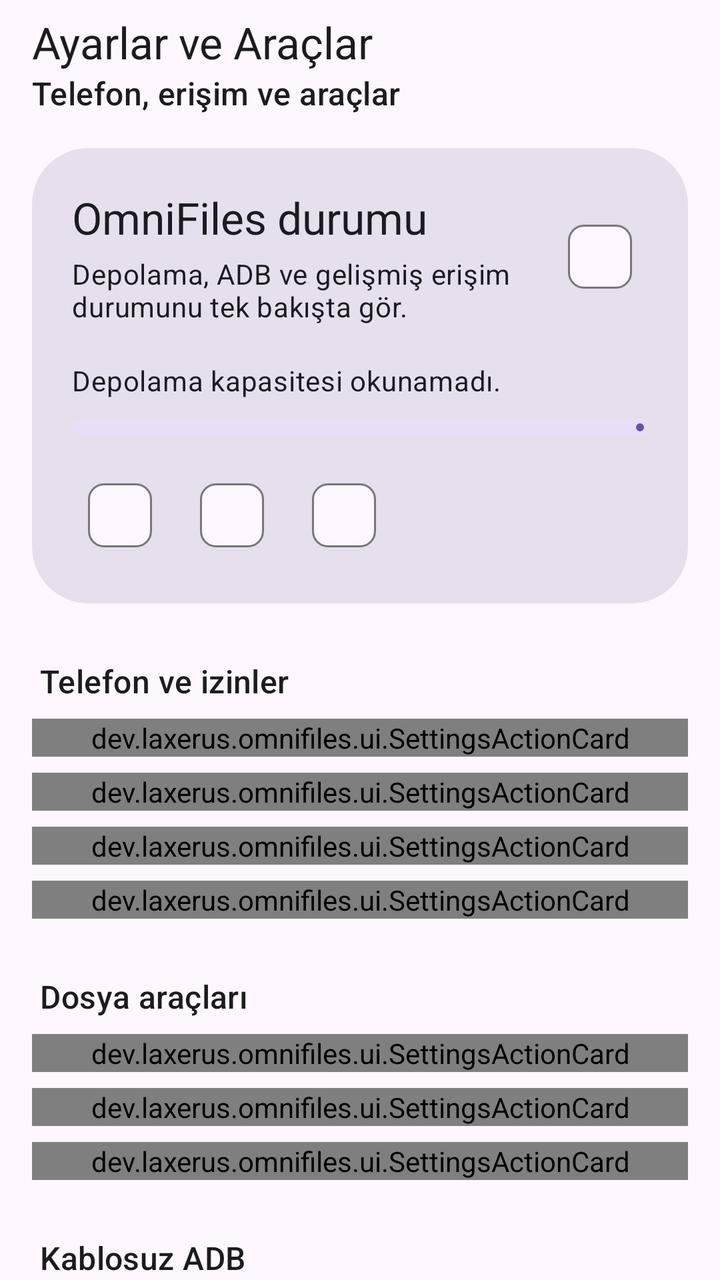
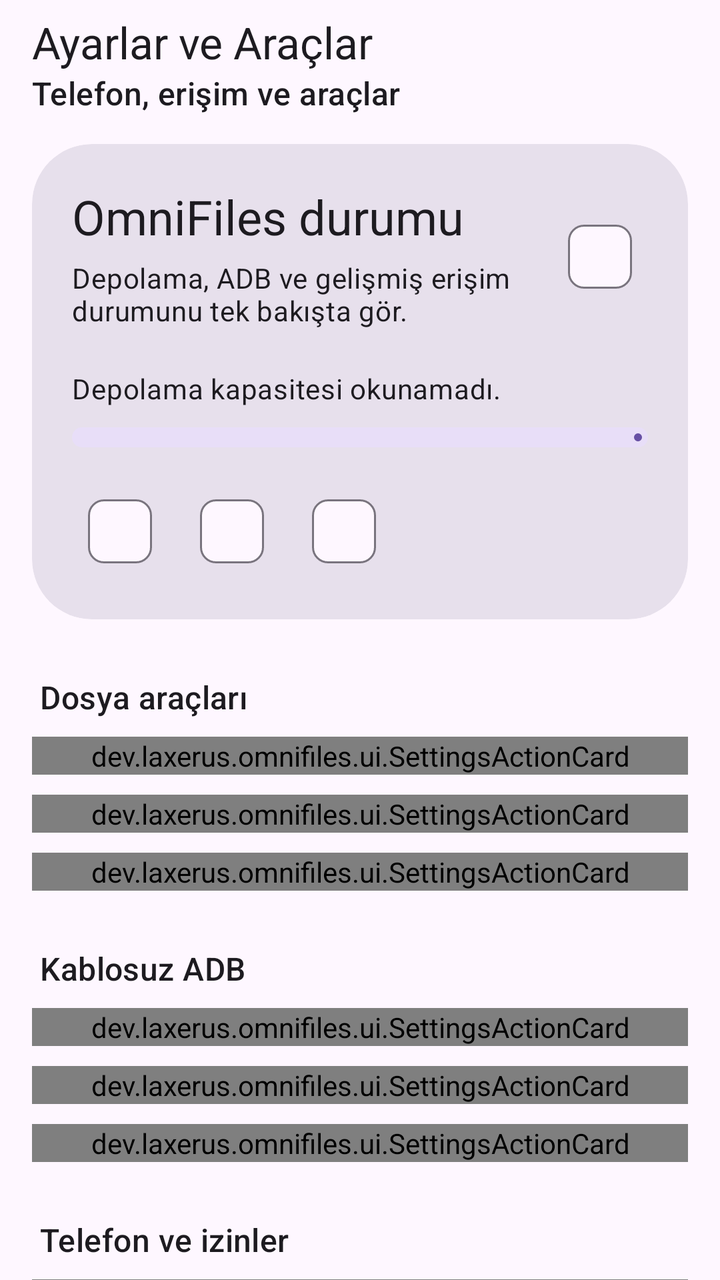

Before-and-after screenshots of an Android layout around one commit, followed by the original layout XML and the change that was made.
<!-- AndroidManifest.xml: application theme Theme.OmniFiles -->
<!-- res/layout/activity_main.xml -->
<?xml version="1.0" encoding="utf-8"?>
<LinearLayout xmlns:android="http://schemas.android.com/apk/res/android"
    xmlns:app="http://schemas.android.com/apk/res-auto"
    android:id="@+id/root"
    android:layout_width="match_parent"
    android:layout_height="match_parent"
    android:orientation="vertical">

    <com.google.android.material.appbar.MaterialToolbar
        android:id="@+id/toolbar"
        android:layout_width="match_parent"
        android:layout_height="wrap_content"
        app:subtitle="@string/settings_hub_toolbar_subtitle"
        app:title="@string/settings_hub_title" />

    <androidx.core.widget.NestedScrollView
        android:layout_width="match_parent"
        android:layout_height="0dp"
        android:layout_weight="1"
        android:clipToPadding="false">

        <LinearLayout
            android:layout_width="match_parent"
            android:layout_height="wrap_content"
            android:orientation="vertical"
            android:paddingStart="16dp"
            android:paddingTop="10dp"
            android:paddingEnd="16dp"
            android:paddingBottom="40dp">

            <com.google.android.material.card.MaterialCardView
                android:layout_width="match_parent"
                android:layout_height="wrap_content"
                app:cardBackgroundColor="?attr/colorSurfaceVariant"
                app:cardCornerRadius="28dp"
                app:cardElevation="0dp"
                app:strokeWidth="0dp">

                <LinearLayout
                    android:layout_width="match_parent"
                    android:layout_height="wrap_content"
                    android:orientation="vertical"
                    android:padding="20dp">

                    <LinearLayout
                        android:layout_width="match_parent"
                        android:layout_height="wrap_content"
                        android:gravity="center_vertical"
                        android:orientation="horizontal">

                        <LinearLayout
                            android:layout_width="0dp"
                            android:layout_height="wrap_content"
                            android:layout_weight="1"
                            android:orientation="vertical">

                            <TextView
                                android:layout_width="match_parent"
                                android:layout_height="wrap_content"
                                android:text="@string/settings_overview_title"
                                android:textAppearance="?attr/textAppearanceTitleLarge" />

                            <TextView
                                android:layout_width="match_parent"
                                android:layout_height="wrap_content"
                                android:layout_marginTop="4dp"
                                android:text="@string/settings_overview_summary"
                                android:textAppearance="?attr/textAppearanceBodyMedium" />
                        </LinearLayout>

                        <com.google.android.material.chip.Chip
                            android:id="@+id/versionText"
                            android:layout_width="wrap_content"
                            android:layout_height="wrap_content"
                            android:layout_marginStart="12dp"
                            android:checkable="false"
                            android:clickable="false" />
                    </LinearLayout>

                    <TextView
                        android:id="@+id/storageUsageText"
                        android:layout_width="match_parent"
                        android:layout_height="wrap_content"
                        android:layout_marginTop="18dp"
                        android:text="@string/storage_usage_unavailable"
                        android:textAppearance="?attr/textAppearanceBodyMedium" />

                    <com.google.android.material.progressindicator.LinearProgressIndicator
                        android:id="@+id/storageUsageProgress"
                        android:layout_width="match_parent"
                        android:layout_height="wrap_content"
                        android:layout_marginTop="10dp"
                        android:max="100"
                        android:progress="0"
                        app:indicatorTrackGapSize="0dp"
                        app:trackCornerRadius="4dp"
                        app:trackThickness="8dp" />

                    <com.google.android.material.chip.ChipGroup
                        android:layout_width="match_parent"
                        android:layout_height="wrap_content"
                        android:layout_marginTop="16dp"
                        app:chipSpacingHorizontal="8dp"
                        app:chipSpacingVertical="8dp"
                        app:singleLine="false">

                        <com.google.android.material.chip.Chip
                            android:id="@+id/storageStatusChip"
                            android:layout_width="wrap_content"
                            android:layout_height="wrap_content"
                            android:checkable="false"
                            android:clickable="false" />

                        <com.google.android.material.chip.Chip
                            android:id="@+id/adbStatusChip"
                            android:layout_width="wrap_content"
                            android:layout_height="wrap_content"
                            android:checkable="false"
                            android:clickable="false" />

                        <com.google.android.material.chip.Chip
                            android:id="@+id/rootStatusChip"
                            android:layout_width="wrap_content"
                            android:layout_height="wrap_content"
                            android:checkable="false"
                            android:clickable="false" />
                    </com.google.android.material.chip.ChipGroup>
                </LinearLayout>
            </com.google.android.material.card.MaterialCardView>

            <TextView
                android:layout_width="match_parent"
                android:layout_height="wrap_content"
                android:layout_marginTop="28dp"
                android:paddingStart="4dp"
                android:paddingBottom="8dp"
                android:text="@string/settings_section_phone"
                android:textAppearance="?attr/textAppearanceTitleMedium" />

            <dev.laxerus.omnifiles.ui.SettingsActionCard
                android:id="@+id/storageAccessCard"
                android:layout_width="match_parent"
                android:layout_height="wrap_content" />

            <dev.laxerus.omnifiles.ui.SettingsActionCard
                android:id="@+id/developerSettingsCard"
                android:layout_width="match_parent"
                android:layout_height="wrap_content"
                android:layout_marginTop="8dp" />

            <dev.laxerus.omnifiles.ui.SettingsActionCard
                android:id="@+id/wifiSettingsCard"
                android:layout_width="match_parent"
                android:layout_height="wrap_content"
                android:layout_marginTop="8dp" />

            <dev.laxerus.omnifiles.ui.SettingsActionCard
                android:id="@+id/appDetailsCard"
                android:layout_width="match_parent"
                android:layout_height="wrap_content"
                android:layout_marginTop="8dp" />

            <TextView
                android:layout_width="match_parent"
                android:layout_height="wrap_content"
                android:layout_marginTop="28dp"
                android:paddingStart="4dp"
                android:paddingBottom="8dp"
                android:text="@string/settings_section_files"
                android:textAppearance="?attr/textAppearanceTitleMedium" />

            <dev.laxerus.omnifiles.ui.SettingsActionCard
                android:id="@+id/storageAnalyzerButton"
                android:layout_width="match_parent"
                android:layout_height="wrap_content" />

            <dev.laxerus.omnifiles.ui.SettingsActionCard
                android:id="@+id/trashButton"
                android:layout_width="match_parent"
                android:layout_height="wrap_content"
                android:layout_marginTop="8dp" />

            <dev.laxerus.omnifiles.ui.SettingsActionCard
                android:id="@+id/checksumButton"
                android:layout_width="match_parent"
                android:layout_height="wrap_content"
                android:layout_marginTop="8dp" />

            <TextView
                android:layout_width="match_parent"
                android:layout_height="wrap_content"
                android:layout_marginTop="28dp"
                android:paddingStart="4dp"
                android:paddingBottom="8dp"
                android:text="@string/settings_section_adb"
                android:textAppearance="?attr/textAppearanceTitleMedium" />

            <dev.laxerus.omnifiles.ui.SettingsActionCard
                android:id="@+id/adbCard"
                android:layout_width="match_parent"
                android:layout_height="wrap_content" />

            <dev.laxerus.omnifiles.ui.SettingsActionCard
                android:id="@+id/adbFilesCard"
                android:layout_width="match_parent"
                android:layout_height="wrap_content"
                android:layout_marginTop="8dp" />

            <dev.laxerus.omnifiles.ui.SettingsActionCard
                android:id="@+id/saveScoutCard"
                android:layout_width="match_parent"
                android:layout_height="wrap_content"
                android:layout_marginTop="8dp" />

            <TextView
                android:layout_width="match_parent"
                android:layout_height="wrap_content"
                android:layout_marginTop="28dp"
                android:paddingStart="4dp"
                android:paddingBottom="8dp"
                android:text="@string/settings_section_developer"
                android:textAppearance="?attr/textAppearanceTitleMedium" />

            <dev.laxerus.omnifiles.ui.SettingsActionCard
                android:id="@+id/sqliteStudioCard"
                android:layout_width="match_parent"
                android:layout_height="wrap_content" />
        </LinearLayout>
    </androidx.core.widget.NestedScrollView>
</LinearLayout>
<!-- resources referenced by this layout -->
<resources>
  <string name="settings_hub_title">Ayarlar ve Araçlar</string>
  <string name="settings_hub_toolbar_subtitle">Telefon, erişim ve araçlar</string>
  <string name="settings_overview_summary">Depolama, ADB ve gelişmiş erişim durumunu tek bakışta gör.</string>
  <string name="settings_overview_title">OmniFiles durumu</string>
  <string name="settings_section_adb">Kablosuz ADB</string>
  <string name="settings_section_developer">Geliştirici</string>
  <string name="settings_section_files">Dosya araçları</string>
  <string name="settings_section_phone">Telefon ve izinler</string>
  <string name="storage_usage_unavailable">Depolama kapasitesi okunamadı.</string>
  <style name="Theme.OmniFiles" parent="Theme.Material3.DayNight.NoActionBar">
          <item name="android:windowActionModeOverlay">true</item>
          <item name="android:windowLightStatusBar" tools:targetApi="m">?attr/isLightTheme</item>
          <item name="android:navigationBarColor">@android:color/transparent</item>
          <item name="android:statusBarColor">@android:color/transparent</item>
      </style>
</resources>

<!-- the commit's change to res/layout/activity_main.xml (unified diff, before → after) -->
@@ -17,14 +17,15 @@
         android:layout_width="match_parent"
         android:layout_height="0dp"
         android:layout_weight="1"
-        android:clipToPadding="false">
+        android:clipToPadding="false"
+        android:fillViewport="true">
 
         <LinearLayout
             android:layout_width="match_parent"
             android:layout_height="wrap_content"
             android:orientation="vertical"
             android:paddingStart="16dp"
-            android:paddingTop="10dp"
+            android:paddingTop="8dp"
             android:paddingEnd="16dp"
             android:paddingBottom="40dp">
 
@@ -32,7 +33,7 @@
                 android:layout_width="match_parent"
                 android:layout_height="wrap_content"
                 app:cardBackgroundColor="?attr/colorSurfaceVariant"
-                app:cardCornerRadius="28dp"
+                app:cardCornerRadius="30dp"
                 app:cardElevation="0dp"
                 app:strokeWidth="0dp">
 
@@ -58,12 +59,12 @@
                                 android:layout_width="match_parent"
                                 android:layout_height="wrap_content"
                                 android:text="@string/settings_overview_title"
-                                android:textAppearance="?attr/textAppearanceTitleLarge" />
+                                android:textAppearance="?attr/textAppearanceHeadlineSmall" />
 
                             <TextView
                                 android:layout_width="match_parent"
                                 android:layout_height="wrap_content"
-                                android:layout_marginTop="4dp"
+                                android:layout_marginTop="5dp"
                                 android:text="@string/settings_overview_summary"
                                 android:textAppearance="?attr/textAppearanceBodyMedium" />
                         </LinearLayout>
@@ -81,7 +82,7 @@
                         android:id="@+id/storageUsageText"
                         android:layout_width="match_parent"
                         android:layout_height="wrap_content"
-                        android:layout_marginTop="18dp"
+                        android:layout_marginTop="20dp"
                         android:text="@string/storage_usage_unavailable"
                         android:textAppearance="?attr/textAppearanceBodyMedium" />
 
@@ -93,13 +94,13 @@
                         android:max="100"
                         android:progress="0"
                         app:indicatorTrackGapSize="0dp"
-                        app:trackCornerRadius="4dp"
-                        app:trackThickness="8dp" />
+                        app:trackCornerRadius="5dp"
+                        app:trackThickness="10dp" />
 
                     <com.google.android.material.chip.ChipGroup
                         android:layout_width="match_parent"
                         android:layout_height="wrap_content"
-                        android:layout_marginTop="16dp"
+                        android:layout_marginTop="18dp"
                         app:chipSpacingHorizontal="8dp"
                         app:chipSpacingVertical="8dp"
                         app:singleLine="false">
@@ -133,7 +134,59 @@
                 android:layout_height="wrap_content"
                 android:layout_marginTop="28dp"
                 android:paddingStart="4dp"
-                android:paddingBottom="8dp"
+                android:paddingBottom="9dp"
+                android:text="@string/settings_section_files"
+                android:textAppearance="?attr/textAppearanceTitleMedium" />
+
+            <dev.laxerus.omnifiles.ui.SettingsActionCard
+                android:id="@+id/storageAnalyzerButton"
+                android:layout_width="match_parent"
+                android:layout_height="wrap_content" />
+
+            <dev.laxerus.omnifiles.ui.SettingsActionCard
+                android:id="@+id/trashButton"
+                android:layout_width="match_parent"
+                android:layout_height="wrap_content"
+                android:layout_marginTop="10dp" />
+
+            <dev.laxerus.omnifiles.ui.SettingsActionCard
+                android:id="@+id/checksumButton"
+                android:layout_width="match_parent"
+                android:layout_height="wrap_content"
+                android:layout_marginTop="10dp" />
+
+            <TextView
+                android:layout_width="match_parent"
+                android:layout_height="wrap_content"
+                android:layout_marginTop="28dp"
+                android:paddingStart="4dp"
+                android:paddingBottom="9dp"
+                android:text="@string/settings_section_adb"
+                android:textAppearance="?attr/textAppearanceTitleMedium" />
+
+            <dev.laxerus.omnifiles.ui.SettingsActionCard
+                android:id="@+id/adbCard"
+                android:layout_width="match_parent"
+                android:layout_height="wrap_content" />
+
+            <dev.laxerus.omnifiles.ui.SettingsActionCard
+                android:id="@+id/adbFilesCard"
+                android:layout_width="match_parent"
+                android:layout_height="wrap_content"
+                android:layout_marginTop="10dp" />
+
+            <dev.laxerus.omnifiles.ui.SettingsActionCard
+                android:id="@+id/saveScoutCard"
+                android:layout_width="match_parent"
+                android:layout_height="wrap_content"
+                android:layout_marginTop="10dp" />
+
+            <TextView
+                android:layout_width="match_parent"
+                android:layout_height="wrap_content"
+                android:layout_marginTop="28dp"
+                android:paddingStart="4dp"
+                android:paddingBottom="9dp"
                 android:text="@string/settings_section_phone"
                 android:textAppearance="?attr/textAppearanceTitleMedium" />
 
@@ -143,81 +196,29 @@
                 android:layout_height="wrap_content" />
 
             <dev.laxerus.omnifiles.ui.SettingsActionCard
+                android:id="@+id/wifiSettingsCard"
+                android:layout_width="match_parent"
+                android:layout_height="wrap_content"
+                android:layout_marginTop="10dp" />
+
+            <dev.laxerus.omnifiles.ui.SettingsActionCard
                 android:id="@+id/developerSettingsCard"
                 android:layout_width="match_parent"
                 android:layout_height="wrap_content"
-                android:layout_marginTop="8dp" />
-
-            <dev.laxerus.omnifiles.ui.SettingsActionCard
-                android:id="@+id/wifiSettingsCard"
-                android:layout_width="match_parent"
-                android:layout_height="wrap_content"
-                android:layout_marginTop="8dp" />
+                android:layout_marginTop="10dp" />
 
             <dev.laxerus.omnifiles.ui.SettingsActionCard
                 android:id="@+id/appDetailsCard"
                 android:layout_width="match_parent"
                 android:layout_height="wrap_content"
-                android:layout_marginTop="8dp" />
-
-            <TextView
-                android:layout_width="match_parent"
-                android:layout_height="wrap_content"
-                android:layout_marginTop="28dp"
-                android:paddingStart="4dp"
-                android:paddingBottom="8dp"
-                android:text="@string/settings_section_files"
-                android:textAppearance="?attr/textAppearanceTitleMedium" />
-
-            <dev.laxerus.omnifiles.ui.SettingsActionCard
-                android:id="@+id/storageAnalyzerButton"
-                android:layout_width="match_parent"
-                android:layout_height="wrap_content" />
-
-            <dev.laxerus.omnifiles.ui.SettingsActionCard
-                android:id="@+id/trashButton"
-                android:layout_width="match_parent"
-                android:layout_height="wrap_content"
-                android:layout_marginTop="8dp" />
-
-            <dev.laxerus.omnifiles.ui.SettingsActionCard
-                android:id="@+id/checksumButton"
-                android:layout_width="match_parent"
-                android:layout_height="wrap_content"
-                android:layout_marginTop="8dp" />
-
-            <TextView
-                android:layout_width="match_parent"
-                android:layout_height="wrap_content"
-                android:layout_marginTop="28dp"
-                android:paddingStart="4dp"
-                android:paddingBottom="8dp"
-                android:text="@string/settings_section_adb"
-                android:textAppearance="?attr/textAppearanceTitleMedium" />
-
-            <dev.laxerus.omnifiles.ui.SettingsActionCard
-                android:id="@+id/adbCard"
-                android:layout_width="match_parent"
-                android:layout_height="wrap_content" />
-
-            <dev.laxerus.omnifiles.ui.SettingsActionCard
-                android:id="@+id/adbFilesCard"
-                android:layout_width="match_parent"
-                android:layout_height="wrap_content"
-                android:layout_marginTop="8dp" />
-
-            <dev.laxerus.omnifiles.ui.SettingsActionCard
-                android:id="@+id/saveScoutCard"
-                android:layout_width="match_parent"
-                android:layout_height="wrap_content"
-                android:layout_marginTop="8dp" />
-
-            <TextView
-                android:layout_width="match_parent"
-                android:layout_height="wrap_content"
-                android:layout_marginTop="28dp"
-                android:paddingStart="4dp"
-                android:paddingBottom="8dp"
+                android:layout_marginTop="10dp" />
+
+            <TextView
+                android:layout_width="match_parent"
+                android:layout_height="wrap_content"
+                android:layout_marginTop="28dp"
+                android:paddingStart="4dp"
+                android:paddingBottom="9dp"
                 android:text="@string/settings_section_developer"
                 android:textAppearance="?attr/textAppearanceTitleMedium" />
 
